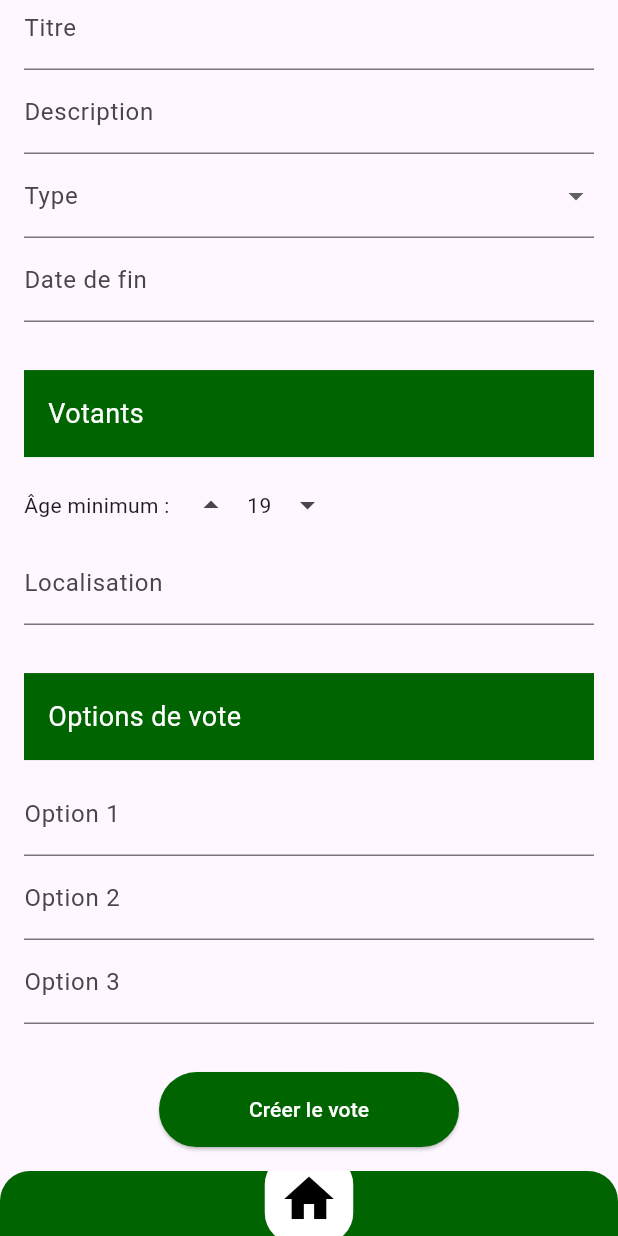
After one commit to Mardino229/TP-Flutter-Voting-App, a Flutter app: the CreateVotePage screen opened by its route, scrolled down 576 dp, after a tap on the "arrow drop up" icon, on a phone screen of 412 x 824 dp. The commit adds this screen. Run offline on Flutter 3.47's test engine with Material 3 defaults, Android fonts, the phone set to English and light mode, and no system bars; our stand-ins replace go_router.

Commit message:
page creation vote

```diff
--- /dev/null
+++ b/Optivote/lib/Ajouter_vote/creation_vote.dart
@@ -0,0 +1,405 @@
+import 'package:flutter/material.dart';
+
+class CreateVotePage extends StatefulWidget {
+  @override
+  _CreateVotePageState createState() => _CreateVotePageState();
+}
+
+class _CreateVotePageState extends State<CreateVotePage> {
+  DateTime _selectedDay = DateTime.now(); // Jour sélectionné
+  DateTime _currentMonth = DateTime.now(); // Mois actuellement affiché
+  int minAge = 18; // Âge minimum requis pour voter
+  String location = ""; // Localisation des votants
+
+  final Color _darkGreen = Color(0xFF006400);
+
+  // Liste des jours de la semaine
+  final List<String> _daysOfWeek = [
+    "Lun",
+    "Mar",
+    "Mer",
+    "Jeu",
+    "Ven",
+    "Sam",
+    "Dim"
+  ];
+
+  @override
+  Widget build(BuildContext context) {
+    return Scaffold(
+      body: SingleChildScrollView(
+        child: Column(
+          children: [
+            _buildHeader(),
+            _buildCalendar(),
+            _buildVoteForm(),
+            _buildVotersSection(),
+            _buildVoteOptions(),
+            _buildCreateButton(),
+            _buildHomeBanner(),
+          ],
+        ),
+      ),
+    );
+  }
+
+  // Section 1 : Bouton de retour et titre "Créer un vote"
+  Widget _buildHeader() {
+    return Padding(
+      padding: const EdgeInsets.all(16.0),
+      child: Row(
+        children: [
+          IconButton(
+            icon: Icon(Icons.arrow_back, color: Colors.black),
+            onPressed: () {
+              // Action pour retourner en arrière à mettre ici
+            },
+          ),
+          SizedBox(width: 8),
+          Text(
+            "Créer un vote",
+            style: TextStyle(fontSize: 20, fontWeight: FontWeight.bold),
+          ),
+        ],
+      ),
+    );
+  }
+
+  // Section 2 : Calendrier défilant
+  Widget _buildCalendar() {
+    // Nombre de jours dans le mois actuel
+    int daysInMonth =
+        DateTime(_currentMonth.year, _currentMonth.month + 1, 0).day;
+
+    // Premier jour du mois
+    DateTime firstDayOfMonth =
+        DateTime(_currentMonth.year, _currentMonth.month, 1);
+
+    // Jour de la semaine du premier jour du mois (0 = Lundi, 6 = Dimanche)
+    int startingWeekday = firstDayOfMonth.weekday - 1;
+
+    return Padding(
+      padding: const EdgeInsets.symmetric(horizontal: 16.0),
+      child: Column(
+        children: [
+          // Mois et année avec flèches de navigation
+          Row(
+            mainAxisAlignment: MainAxisAlignment.spaceBetween,
+            children: [
+              IconButton(
+                icon: Icon(Icons.arrow_back),
+                onPressed: () {
+                  setState(() {
+                    _currentMonth =
+                        DateTime(_currentMonth.year, _currentMonth.month - 1);
+                  });
+                },
+              ),
+              Text(
+                "${_getMonthName(_currentMonth.month)} ${_currentMonth.year}",
+                style: TextStyle(fontSize: 18, fontWeight: FontWeight.bold),
+              ),
+              IconButton(
+                icon: Icon(Icons.arrow_forward),
+                onPressed: () {
+                  setState(() {
+                    _currentMonth =
+                        DateTime(_currentMonth.year, _currentMonth.month + 1);
+                  });
+                },
+              ),
+            ],
+          ),
+          SizedBox(height: 8),
+          // Grille des jours de la semaine et des dates
+          GridView.builder(
+            shrinkWrap: true,
+            physics: NeverScrollableScrollPhysics(),
+            gridDelegate: SliverGridDelegateWithFixedCrossAxisCount(
+              crossAxisCount: 7,
+              childAspectRatio: 1.0,
+            ),
+            itemCount: _daysOfWeek.length + daysInMonth + startingWeekday,
+            itemBuilder: (context, index) {
+              if (index < _daysOfWeek.length) {
+                // Afficher les jours de la semaine
+                return Center(
+                  child: Text(
+                    _daysOfWeek[index],
+                    style: TextStyle(fontWeight: FontWeight.bold),
+                  ),
+                );
+              } else if (index < _daysOfWeek.length + startingWeekday) {
+                // Cases vides avant le premier jour du mois
+                return Container();
+              } else {
+                // Afficher les jours du mois
+                int day = index - _daysOfWeek.length - startingWeekday + 1;
+                bool isSelected = _selectedDay.day == day &&
+                    _selectedDay.month == _currentMonth.month;
+
+                return GestureDetector(
+                  onTap: () {
+                    setState(() {
+                      _selectedDay = DateTime(
+                          _currentMonth.year, _currentMonth.month, day);
+                    });
+                  },
+                  child: Container(
+                    margin: EdgeInsets.all(4),
+                    decoration: BoxDecoration(
+                      color: isSelected ? _darkGreen : Colors.transparent,
+                      borderRadius: BorderRadius.circular(8),
+                    ),
+                    child: Center(
+                      child: Text(
+                        "$day",
+                        style: TextStyle(
+                          color: isSelected ? Colors.white : Colors.black,
+                        ),
+                      ),
+                    ),
+                  ),
+                );
+              }
+            },
+          ),
+        ],
+      ),
+    );
+  }
+
+  // Section 3 : Formulaire de vote
+  Widget _buildVoteForm() {
+    return Padding(
+      padding: const EdgeInsets.all(16.0),
+      child: Column(
+        crossAxisAlignment: CrossAxisAlignment.start,
+        children: [
+          Container(
+            width: double.infinity,
+            padding: EdgeInsets.all(16),
+            color: _darkGreen,
+            child: Text(
+              "Vote",
+              style: TextStyle(color: Colors.white, fontSize: 18),
+            ),
+          ),
+          SizedBox(height: 8),
+          Text(
+            "${_selectedDay.day}/${_selectedDay.month}/${_selectedDay.year}",
+            style: TextStyle(fontSize: 16),
+          ),
+          TextFormField(
+            decoration: InputDecoration(labelText: "Titre"),
+          ),
+          TextFormField(
+            decoration: InputDecoration(labelText: "Description"),
+          ),
+          DropdownButtonFormField<String>(
+            items: ["Type 1", "Type 2", "Type 3"].map((String value) {
+              return DropdownMenuItem<String>(
+                value: value,
+                child: Text(value),
+              );
+            }).toList(),
+            onChanged: (value) {
+              // Action pour sélectionner un type
+            },
+            decoration: InputDecoration(labelText: "Type"),
+          ),
+          TextFormField(
+            decoration: InputDecoration(labelText: "Date de fin"),
+          ),
+        ],
+      ),
+    );
+  }
+
+  // Section 4 : Section des votants
+  Widget _buildVotersSection() {
+    return Padding(
+      padding: const EdgeInsets.all(16.0),
+      child: Column(
+        crossAxisAlignment: CrossAxisAlignment.start,
+        children: [
+          Container(
+            width: double.infinity,
+            padding: EdgeInsets.all(16),
+            color: _darkGreen,
+            child: Text(
+              "Votants",
+              style: TextStyle(color: Colors.white, fontSize: 18),
+            ),
+          ),
+          SizedBox(height: 8),
+          Row(
+            children: [
+              Text("Âge minimum : "),
+              IconButton(
+                icon: Icon(Icons.arrow_drop_up),
+                onPressed: () {
+                  setState(() {
+                    minAge++;
+                  });
+                },
+              ),
+              Text("$minAge"),
+              IconButton(
+                icon: Icon(Icons.arrow_drop_down),
+                onPressed: () {
+                  setState(() {
+                    minAge--;
+                  });
+                },
+              ),
+            ],
+          ),
+          TextFormField(
+            decoration: InputDecoration(labelText: "Localisation"),
+            onChanged: (value) {
+              setState(() {
+                location = value;
+              });
+            },
+          ),
+        ],
+      ),
+    );
+  }
+
+  // Section 5 : Options de vote
+  Widget _buildVoteOptions() {
+    return Padding(
+      padding: const EdgeInsets.all(16.0),
+      child: Column(
+        crossAxisAlignment: CrossAxisAlignment.start,
+        children: [
+          Container(
+            width: double.infinity,
+            padding: EdgeInsets.all(16),
+            color: _darkGreen,
+            child: Text(
+              "Options de vote",
+              style: TextStyle(color: Colors.white, fontSize: 18),
+            ),
+          ),
+          SizedBox(height: 8),
+          TextFormField(decoration: InputDecoration(labelText: "Option 1")),
+          TextFormField(decoration: InputDecoration(labelText: "Option 2")),
+          TextFormField(decoration: InputDecoration(labelText: "Option 3")),
+        ],
+      ),
+    );
+  }
+
+  // Section 6 : Bouton de création
+  Widget _buildCreateButton() {
+    return Padding(
+      padding: const EdgeInsets.all(16.0),
+      child: Center(
+        child: ElevatedButton(
+          style: ElevatedButton.styleFrom(
+            backgroundColor: _darkGreen,
+            minimumSize: Size(200, 50),
+          ),
+          onPressed: () {
+            showDialog(
+              context: context,
+              builder: (context) {
+                return AlertDialog(
+                  content: Column(
+                    mainAxisSize: MainAxisSize.min,
+                    children: [
+                      Icon(Icons.check_circle, color: _darkGreen, size: 50),
+                      SizedBox(height: 16),
+                      Text(
+                          "Votre vote a bien été créé ! Optivote vous permet de le suivre."),
+                    ],
+                  ),
+                  actions: [
+                    TextButton(
+                      onPressed: () {
+                        Navigator.pop(context);
+                      },
+                      child: Text("OK"),
+                    ),
+                  ],
+                );
+              },
+            );
+          },
+          child: Text(
+            "Créer le vote",
+            style: TextStyle(color: Colors.white),
+          ),
+        ),
+      ),
+    );
+  }
+
+  // Section 7 : Bannière de retour à l'accueil
+  Widget _buildHomeBanner() {
+    return Container(
+      height: 60, // Hauteur réduite de la bannière
+      decoration: BoxDecoration(
+        color: _darkGreen,
+        borderRadius:
+            BorderRadius.vertical(top: Radius.circular(20)), // Bords arrondis
+      ),
+      child: Stack(
+        alignment: Alignment.topCenter,
+        children: [
+          Positioned(
+            top: -11,
+            child: Container(
+              padding: EdgeInsets.all(1.5),
+              decoration: BoxDecoration(
+                color: Colors.white,
+                borderRadius: BorderRadius.circular(20),
+              ),
+              child: IconButton(
+                icon: Icon(Icons.home, size: 40, color: Colors.black),
+                onPressed: () {
+                  // Action pour retourner à l'accueil
+                },
+              ),
+            ),
+          ),
+        ],
+      ),
+    );
+  }
+
+  // Méthode pour obtenir le nom du mois
+  String _getMonthName(int month) {
+    switch (month) {
+      case 1:
+        return "Janvier";
+      case 2:
+        return "Février";
+      case 3:
+        return "Mars";
+      case 4:
+        return "Avril";
+      case 5:
+        return "Mai";
+      case 6:
+        return "Juin";
+      case 7:
+        return "Juillet";
+      case 8:
+        return "Août";
+      case 9:
+        return "Septembre";
+      case 10:
+        return "Octobre";
+      case 11:
+        return "Novembre";
+      case 12:
+        return "Décembre";
+      default:
+        return "";
+    }
+  }
+}
--- a/Optivote/lib/main.dart
+++ b/Optivote/lib/main.dart
@@ -4,6 +4,7 @@ import 'package:optivote/pages/inscription.dart';
 import 'Reset_password_pages/reset_password_page1.dart';
 import 'Reset_password_pages/reset_password_page2.dart';
 import 'Reset_password_pages/new_password_page.dart';
+import 'Ajouter_vote/creation_vote.dart';
 import 'package:optivote/pages/welcome.dart';
 import 'package:go_router/go_router.dart';
 
@@ -15,24 +16,28 @@ final _router = GoRouter(
       builder: (context, state) => Welcome(),
     ),
     GoRoute(
-      path:'/connexion',
-      builder:(context, state) => Login(),
+      path: '/connexion',
+      builder: (context, state) => Login(),
     ),
     GoRoute(
-      path:'/inscription',
-      builder:(context, state) => Inscription(),
+      path: '/inscription',
+      builder: (context, state) => Inscription(),
     ),
     GoRoute(
-      path:'/reset_password',
-      builder:(context, state) => ResetPasswordPage1(),
+      path: '/reset_password',
+      builder: (context, state) => ResetPasswordPage1(),
     ),
     GoRoute(
-      path:'/verify_email',
-      builder:(context, state) => ResetPasswordPage2(),
+      path: '/verify_email',
+      builder: (context, state) => ResetPasswordPage2(),
     ),
     GoRoute(
-      path:'/new_password',
-      builder:(context, state) => NewPasswordPage(),
+      path: '/new_password',
+      builder: (context, state) => NewPasswordPage(),
+    ),
+    GoRoute(
+      path: '/creation_vote',
+      builder: (context, state) => CreateVotePage(),
     ),
   ],
 );
--- a/Optivote/pubspec.yaml
+++ b/Optivote/pubspec.yaml
@@ -32,6 +32,7 @@ dependencies:
     sdk: flutter
   go_router: ^14.6.2
   image_picker: ^1.1.2
+  table_calendar: ^3.0.9
 
   # The following adds the Cupertino Icons font to your application.
   # Use with the CupertinoIcons class for iOS style icons.
```
Also changed, not shown: Optivote/pubspec.lock.
